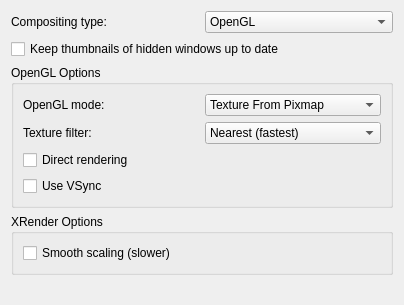
Old version of the form kcmkwin/kwincompositing/advanced.ui in the repository KDE/kwin.
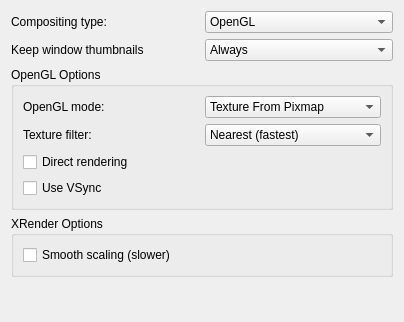
New version of the form.

Commit message: Rework handling of mapping and unmapping windows, in particular: - the NormalState/IconicState things in ICCCM need to match exactly   the real mapping state, so ensure that, no matter how superfluous that is - extend the option for having live window previews either for all   windows or for only all shown windows (default) FEATURE: 163385

What changed in the file:
```diff
--- a/kcmkwin/kwincompositing/advanced.ui
+++ b/kcmkwin/kwincompositing/advanced.ui
@@ -6,10 +6,10 @@
     <x>0</x>
     <y>0</y>
     <width>400</width>
-    <height>305</height>
+    <height>322</height>
    </rect>
   </property>
-  <layout class="QVBoxLayout" >
+  <layout class="QVBoxLayout" name="verticalLayout" >
    <item>
     <layout class="QHBoxLayout" >
      <item>
@@ -36,11 +36,34 @@
     </layout>
    </item>
    <item>
-    <widget class="QCheckBox" name="updateThumbnails" >
-     <property name="text" >
-      <string>Keep thumbnails of hidden windows up to date</string>
-     </property>
-    </widget>
+    <layout class="QHBoxLayout" name="horizontalLayout" >
+     <item>
+      <widget class="QLabel" name="label_4" >
+       <property name="text" >
+        <string>Keep window thumbnails</string>
+       </property>
+      </widget>
+     </item>
+     <item>
+      <widget class="QComboBox" name="windowThumbnails" >
+       <item>
+        <property name="text" >
+         <string>Always</string>
+        </property>
+       </item>
+       <item>
+        <property name="text" >
+         <string>Only for shown  windows</string>
+        </property>
+       </item>
+       <item>
+        <property name="text" >
+         <string>Never</string>
+        </property>
+       </item>
+      </widget>
+     </item>
+    </layout>
    </item>
    <item>
     <widget class="QGroupBox" name="glGroup" >
```
Left out of the diff: 2 changed lines with no effect on the pictures. The commit also changes 10 other files.
